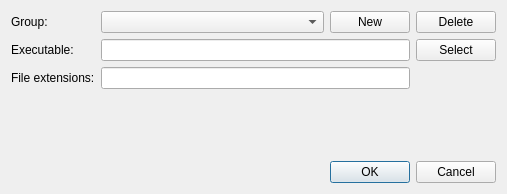
Above: ui/externalappsdialog.ui from vlkv/reggata before the change. Below: the same form after it.
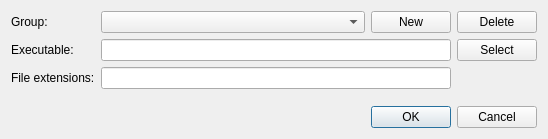
That is the form after the change.

Patch:
```diff
--- a/ui/externalappsdialog.ui
+++ b/ui/externalappsdialog.ui
@@ -6,8 +6,8 @@
    <rect>
     <x>0</x>
     <y>0</y>
-    <width>507</width>
-    <height>194</height>
+    <width>548</width>
+    <height>139</height>
    </rect>
   </property>
   <property name="windowTitle">
```
Left out of the diff: 12 changed lines with no effect on the pictures.
